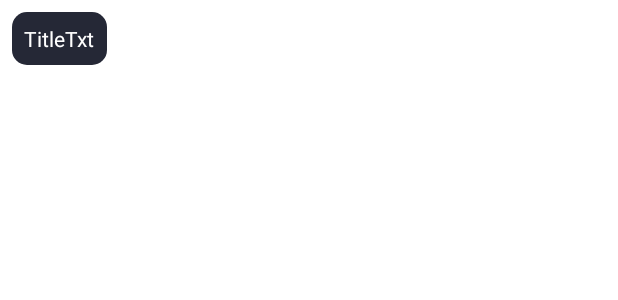
After one commit to Nomap9/Music-App, an Android app: the layout viewholder_category.xml on its own in the app's theme, with its tools: preview values and no code run, on a phone screen of 412 x 824 dp. The commit adds this screen. Shown: the top 300 px of the screen. Run offline under Robolectric (Android 15) with nearby library versions, the phone set to English and light mode, and no system bars; network calls fail.

Commit message:
update category

```diff
--- /dev/null
+++ b/app/src/main/res/drawable/cat_background.xml
@@ -0,0 +1,9 @@
+<?xml version="1.0" encoding="utf-8"?>
+<selector xmlns:android="http://schemas.android.com/apk/res/android">
+<item>
+    <shape android:shape="rectangle">
+        <corners android:radius="10dp"/>
+        <solid android:color="@color/dark_blue"/>
+    </shape>
+</item>
+</selector>
--- a/app/src/main/res/layout/home.xml
+++ b/app/src/main/res/layout/home.xml
@@ -98,7 +98,7 @@
                 android:layout_height="wrap_content"
                 android:layout_marginStart="16dp"
                 android:layout_marginTop="24dp"
-                android:layout_marginBottom="12dp"
+                android:layout_marginBottom="4dp"
                 android:text="Category"
                 android:textColor="@color/yellow"
                 android:textSize="18sp"
@@ -138,7 +138,7 @@
                 android:layout_width="match_parent"
                 android:layout_height="wrap_content"
                 android:layout_marginStart="16dp"
-                android:layout_marginTop="24dp"
+                android:layout_marginTop="12dp"
                 android:layout_marginBottom="12dp"
                 android:text="Upcomming Music"
                 android:textColor="@color/yellow"
--- /dev/null
+++ b/app/src/main/res/layout/viewholder_category.xml
@@ -0,0 +1,21 @@
+<?xml version="1.0" encoding="utf-8"?>
+<androidx.constraintlayout.widget.ConstraintLayout xmlns:android="http://schemas.android.com/apk/res/android"
+    xmlns:app="http://schemas.android.com/apk/res-auto"
+    android:layout_width="wrap_content"
+    android:layout_height="wrap_content"
+>
+
+    <TextView
+        android:id="@+id/TitleTxt"
+        android:layout_width="wrap_content"
+        android:layout_height="wrap_content"
+        android:text="TitleTxt"
+        android:background="@drawable/cat_background"
+        android:padding="8dp"
+        android:layout_margin="8dp"
+        android:textColor="@color/white"
+        app:layout_constraintBottom_toBottomOf="parent"
+        app:layout_constraintEnd_toEndOf="parent"
+        app:layout_constraintStart_toStartOf="parent"
+        app:layout_constraintTop_toTopOf="parent" />
+</androidx.constraintlayout.widget.ConstraintLayout>
```
Also changed, not shown: app/src/main/java/com/example/musicapp/Activities/MainActivity.java (+28 -0 lines), app/src/main/java/com/example/musicapp/Adapters/CategoryListAdapter.java (added, +65 -0 lines), app/src/main/java/com/example/musicapp/Domain/GenresItem.java (added, +22 -0 lines).
